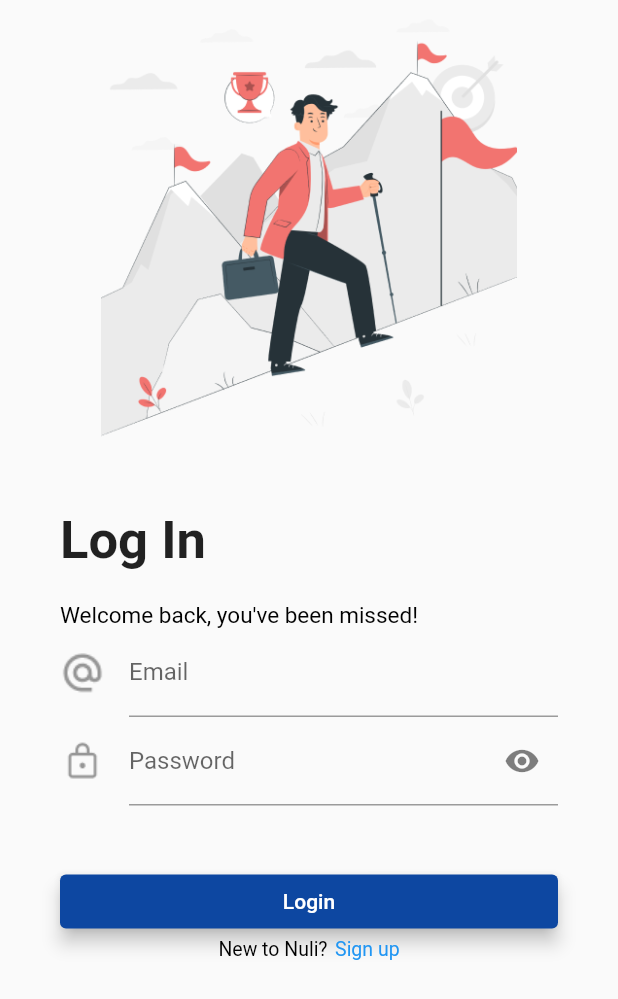
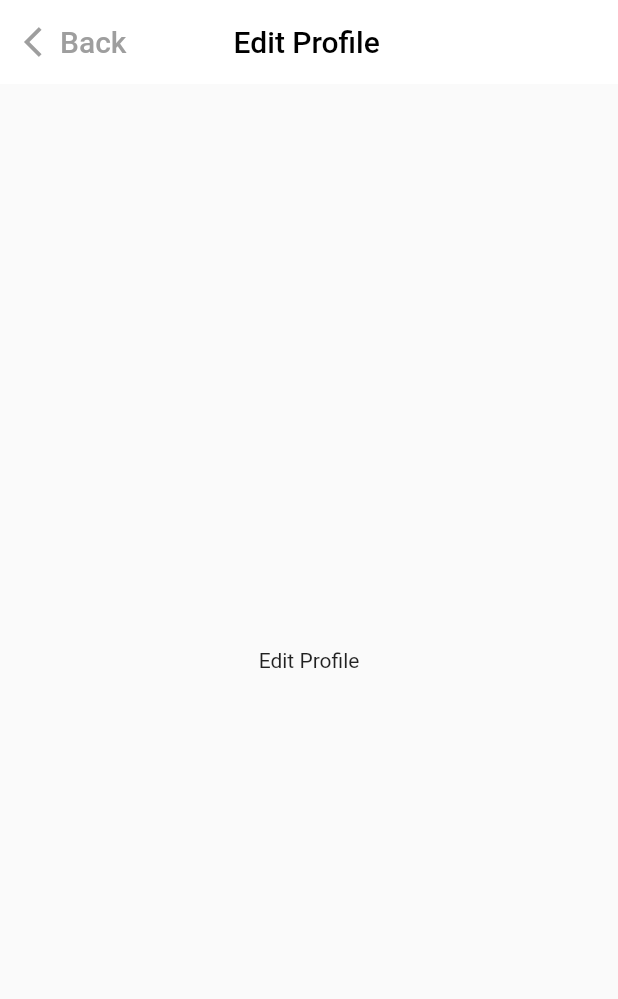
Before and after one commit to michaus-coder/todolistapp, a Flutter app: the screen it shows after launch, on a phone screen of 412 x 824 dp. Shown: the top 999 px of the screen. Run offline on Flutter 3.47's test engine with Material 2 defaults, Android fonts, the phone set to English and light mode, and no system bars; our stand-ins replace cloud_firestore, firebase_auth, firebase_core, percent_indicator; accounts and stored records are empty.

Commit message:
add edit profile dart file & fix login bug

```diff
--- a/lib/main.dart
+++ b/lib/main.dart
@@ -1,12 +1,15 @@
 import 'package:firebase_core/firebase_core.dart';
 import 'package:flutter/material.dart';
 import 'package:nuli/pages/AddEditTask.dart';
+import 'package:nuli/pages/EditProfile.dart';
 import 'package:nuli/pages/ProjectDetail.dart';
+import 'package:nuli/pages/SplashScreen.dart';
 import 'package:nuli/pages/TaskDetail.dart';
 import 'package:nuli/pages/WelcomePage2.dart';
 import 'package:nuli/pages/SignUpScreen.dart';
 import 'package:nuli/pages/WelcomeScreen.dart';
 import 'package:nuli/pages/LoginScreen.dart';
+import 'package:nuli/pages/home.dart';
 
 void main() async {
   WidgetsFlutterBinding.ensureInitialized();
@@ -27,10 +30,13 @@ class _MyAppState extends State<MyApp> {
     return MaterialApp(
       title: "NULI - Productive App",
       debugShowCheckedModeBanner: false,
-      initialRoute: '/login',
+      initialRoute: '/profile/edit',
       routes: {
+        '/splash': (context) => const SplashScreen(),
         '/welcome': (context) => WelcomeScreen(),
         '/welcome2': (context) => const WelcomePage2(),
+        '/home': (context) => const HomePage(),
+        '/profile/edit': (context) => const EditProfile(),
         '/detail_task': (context) => const TaskDetail(),
         '/detail_project': (context) => const ProjectDetail(),
         '/add_edit_task': (context) => const AddEditTask(),
--- /dev/null
+++ b/lib/pages/EditProfile.dart
@@ -0,0 +1,39 @@
+import 'package:flutter/material.dart';
+
+class EditProfile extends StatefulWidget {
+  const EditProfile({Key? key}) : super(key: key);
+
+  @override
+  State<EditProfile> createState() => _EditProfileState();
+}
+
+class _EditProfileState extends State<EditProfile> {
+  @override
+  Widget build(BuildContext context) {
+    return Scaffold(
+      appBar: AppBar(
+        iconTheme: const IconThemeData(color: Colors.black),
+        title: Row(
+          mainAxisAlignment: MainAxisAlignment.spaceBetween,
+          children: <Widget>[
+            Row(
+              children: const [
+                Icon(Icons.arrow_back_ios, color: Colors.grey),
+                Text("Back", style: TextStyle(color: Colors.grey)),
+              ],
+            ),
+            const Text("Edit Profile", style: TextStyle(color: Colors.black)),
+            const SizedBox(),
+            const SizedBox()
+          ],
+        ),
+        elevation: 0,
+        backgroundColor: Colors.white,
+        automaticallyImplyLeading: false,
+      ),
+      body: const Center(
+        child: Text('Edit Profile'),
+      ),
+    );
+  }
+}
--- a/lib/pages/LoginScreen.dart
+++ b/lib/pages/LoginScreen.dart
@@ -94,7 +94,7 @@ class _LoginScreenState extends State<LoginScreen> {
                     dynamic result = await UserService.signIn(
                         _emailController.text, _passwordController.text);
                     if (result == true) {
-                      Navigator.pushReplacementNamed(context, "/welcome");
+                      Navigator.pushReplacementNamed(context, "/home");
                       ScaffoldMessenger.of(context).showSnackBar(const SnackBar(
                         content: Text("Login Successful"),
                       ));
```
Also changed, not shown: lib/dbservices.dart (+17 -0 lines), lib/pages/SplashScreen.dart (added, +27 -0 lines).
